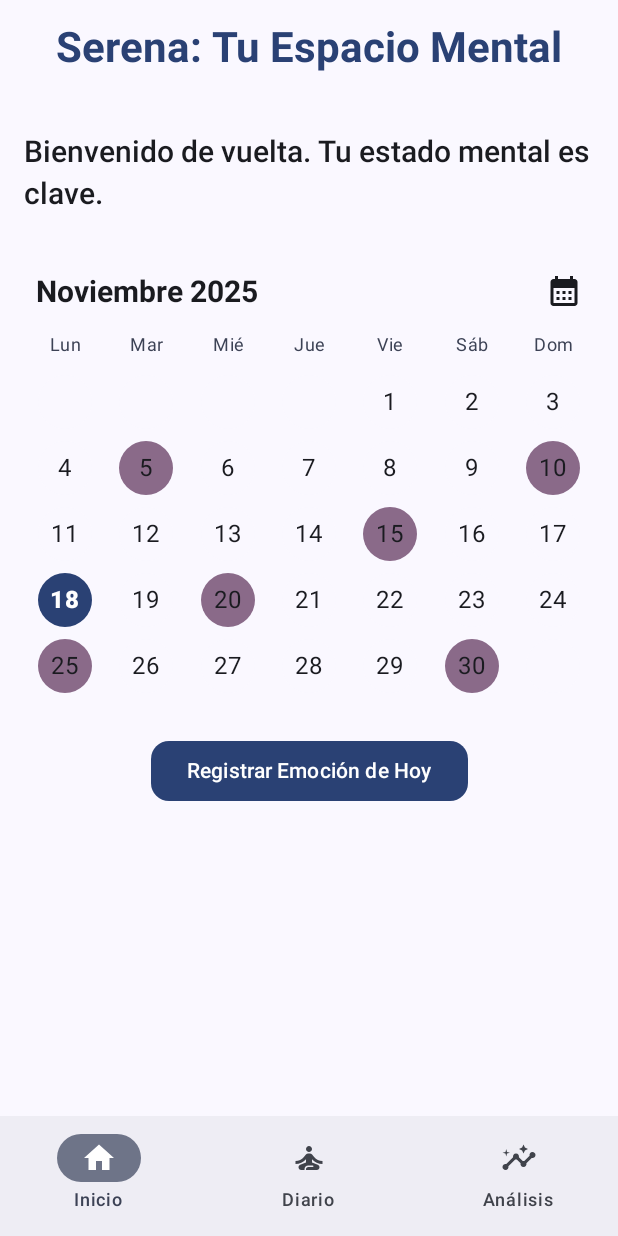
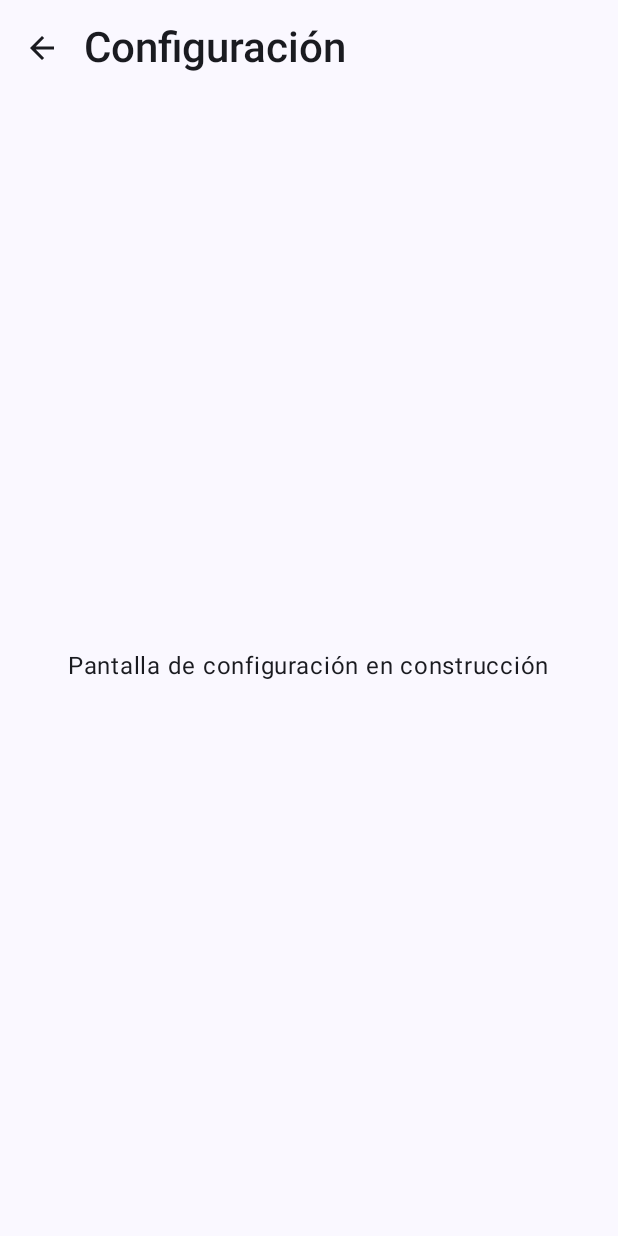
Before and after one commit to SolgreyDuocUC/Serena.sdk, an Android app built with Jetpack Compose: the HomeAppScreen screen opened through its navigation route, item 3 of the bottom bar chosen, on a phone screen of 412 x 824 dp. Run offline under Robolectric (Android 15) with nearby library versions, the phone set to English and light mode, and no system bars.

Commit message:
HomeApp configurado correctamente

```diff
--- a/app/src/main/java/com/duocuc/serena/navigation/AppNav.kt
+++ b/app/src/main/java/com/duocuc/serena/navigation/AppNav.kt
@@ -1,7 +1,22 @@
 package com.duocuc.serena.navigation
 
+import androidx.compose.foundation.background
+import androidx.compose.foundation.layout.Box
+import androidx.compose.foundation.layout.fillMaxSize
+import androidx.compose.foundation.layout.padding
+import androidx.compose.material.icons.automirrored.filled.ArrowBack
+import androidx.compose.material.icons.filled.ArrowBack
+import androidx.compose.material3.ExperimentalMaterial3Api
+import androidx.compose.material3.Icon
+import androidx.compose.material3.IconButton
+import androidx.compose.material3.MaterialTheme
+import androidx.compose.material3.Scaffold
+import androidx.compose.material3.Text
+import androidx.compose.material3.TopAppBar
 import androidx.compose.runtime.Composable
 import androidx.compose.runtime.LaunchedEffect
+import androidx.compose.ui.Alignment
+import androidx.compose.ui.Modifier
 import androidx.navigation.NavHostController
 import androidx.navigation.compose.NavHost
 import androidx.navigation.compose.composable
@@ -14,10 +29,12 @@ fun AppNav(navController1: NavHostController) {
 
     val navController = rememberNavController()
 
-    NavHost(navController = navController, startDestination = Route.Splash.path) {
-
+    NavHost(
+        navController = navController,
+        startDestination = Route.Splash.path
+    ) {
         composable(Route.Splash.path) {
-            HomeScreen()
+            SplashScreen()
             LaunchedEffect(Unit) {
                 delay(3000)
                 navController.navigate(Route.Login.path) {
@@ -54,32 +71,127 @@ fun AppNav(navController1: NavHostController) {
             HomeAppScreen(nav = navController)
         }
 
+        composable(Route.Calendar.path) {
+            HomeAppScreen(nav = navController)
+        }
+
+        composable(Route.Settings.path) {
+            SettingsScreen(onNavigateBack = { navController.popBackStack() })
+        }
+
         composable(Route.Journal.path) {
-            JournalScreen(
-                onNavigateBack = { navController.popBackStack() }
-            )
+            JournalScreen(onNavigateBack = { navController.popBackStack() })
         }
 
         composable(Route.Analysis.path) {
-            AnalysisScreen(
-                onNavigateBack = { navController.popBackStack() }
-            )
+            AnalysisScreen(onNavigateBack = { navController.popBackStack() })
         }
 
         composable(Route.Profile.path) {
-            ProfileScreen(
-                onNavigateBack = { navController.popBackStack() }
+            ProfileScreen(onNavigateBack = { navController.popBackStack() })
+        }
+    }
+}
+
+@OptIn(ExperimentalMaterial3Api::class)
+@Composable
+fun AnalysisScreen(onNavigateBack: () -> Unit) {
+    Scaffold(
+        topBar = {
+            TopAppBar(
+                title = { Text("Análisis") },
+                navigationIcon = {
+                    IconButton(onClick = onNavigateBack) {
+                        Icon(
+                            imageVector = androidx.compose.material.icons.Icons.Default.ArrowBack,
+                            contentDescription = "Volver"
+                        )
+                    }
+                }
             )
+        }
+    ) { paddingValues ->
+        Box(
+            modifier = Modifier
+                .padding(paddingValues)
+                .fillMaxSize(),
+            contentAlignment = Alignment.Center
+        ) {
+            Text("Pantalla de análisis en construcción")
+        }
+    }
+}
+
+@OptIn(ExperimentalMaterial3Api::class)
+@Composable
+fun JournalScreen(onNavigateBack: () -> Unit) {
+    Scaffold(
+        topBar = {
+            TopAppBar(
+                title = { Text("Diario emocional") },
+                navigationIcon = {
+                    IconButton(onClick = onNavigateBack) {
+                        Icon(
+                            imageVector = androidx.compose.material.icons.Icons.Default.ArrowBack,
+                            contentDescription = "Volver"
+                        )
+                    }
+                }
+            )
+        }
+    ) { paddingValues ->
+        Box(
+            modifier = Modifier
+                .padding(paddingValues)
+                .fillMaxSize(),
+            contentAlignment = Alignment.Center
+        ) {
+            Text("Pantalla de diario en construcción")
+        }
+    }
+}
+
+@OptIn(ExperimentalMaterial3Api::class)
+@Composable
+fun SettingsScreen(onNavigateBack: () -> Unit) {
+    Scaffold(
+        topBar = {
+            TopAppBar(
+                title = { Text("Configuración") },
+                navigationIcon = {
+                    IconButton(onClick = onNavigateBack) {
+                        Icon(
+                            imageVector = androidx.compose.material.icons.Icons.Default.ArrowBack,
+                            contentDescription = "Volver"
+                        )
+                    }
+                }
+            )
+        }
+    ) { paddingValues ->
+        Box(
+            modifier = Modifier
+                .padding(paddingValues)
+                .fillMaxSize(),
+            contentAlignment = Alignment.Center
+        ) {
+            Text("Pantalla de configuración en construcción")
         }
     }
 }
 
 @Composable
-fun AnalysisScreen(onNavigateBack: () -> Boolean) {
-    TODO("Not yet implemented")
+fun SplashScreen() {
+    Box(
+        modifier = Modifier
+            .fillMaxSize()
+            .background(MaterialTheme.colorScheme.primary),
+        contentAlignment = Alignment.Center
+    ) {
+        Text(
+            text = "Bienvenido a Serena",
+            style = MaterialTheme.typography.headlineSmall,
+            color = MaterialTheme.colorScheme.onPrimary
+        )
+    }
 }
-
-@Composable
-fun JournalScreen(onNavigateBack: () -> Boolean) {
-    TODO("Not yet implemented")
-}
--- a/app/src/main/java/com/duocuc/serena/navigation/Routes.kt
+++ b/app/src/main/java/com/duocuc/serena/navigation/Routes.kt
@@ -4,7 +4,11 @@ sealed class Route(val path: String) {
     object Splash : Route("splash")
     object Login : Route("login")
     object Register : Route("register")
+
     object Home : Route("home")
+    object Calendar : Route("calendar")
+    object Settings : Route("settings")
+
     object Journal : Route("journal")
     object Analysis : Route("analysis")
     object Profile : Route("profile")
--- a/app/src/main/java/com/duocuc/serena/ui/theme/screens/HomeAppScreen.kt
+++ b/app/src/main/java/com/duocuc/serena/ui/theme/screens/HomeAppScreen.kt
@@ -1,44 +1,45 @@
 package com.duocuc.serena.ui.theme.screens
 
 import androidx.compose.foundation.background
+import androidx.compose.foundation.clickable
 import androidx.compose.foundation.layout.*
+import androidx.compose.foundation.shape.CircleShape
 import androidx.compose.foundation.shape.RoundedCornerShape
 import androidx.compose.material.icons.Icons
-import androidx.compose.material.icons.filled.CalendarMonth
-import androidx.compose.material.icons.filled.Home
-import androidx.compose.material.icons.filled.Insights
-import androidx.compose.material.icons.filled.SelfImprovement
+import androidx.compose.material.icons.filled.*
 import androidx.compose.material3.*
 import androidx.compose.runtime.*
 import androidx.compose.ui.Alignment
 import androidx.compose.ui.Modifier
 import androidx.compose.ui.draw.clip
+import androidx.compose.ui.graphics.Color
+import androidx.compose.ui.graphics.vector.ImageVector
 import androidx.compose.ui.text.font.FontWeight
 import androidx.compose.ui.text.style.TextAlign
 import androidx.compose.ui.unit.dp
 import androidx.navigation.NavController
 import com.duocuc.serena.navigation.Route
 
-// ----------------------
-// MODELOS Y CONFIGURACIÓN
-// ----------------------
 data class BottomNavItem(
     val route: Route,
-    val icon: androidx.compose.ui.graphics.vector.ImageVector,
+    val icon: ImageVector,
     val label: String
 )
 
 private val bottomNavItems = listOf(
-    BottomNavItem(Route.Home, Icons.Filled.Home, "Inicio"),
-    BottomNavItem(Route.Journal, Icons.Filled.SelfImprovement, "Diario"),
-    BottomNavItem(Route.Analysis, Icons.Filled.Insights, "Análisis")
+    BottomNavItem(Route.Home, Icons.Filled.FavoriteBorder, "Diario"),
+    BottomNavItem(Route.Calendar, Icons.Filled.CalendarToday, "Calendario"),
+    BottomNavItem(Route.Settings, Icons.Filled.Settings, "Config")
 )
 
 @Composable
 fun BottomNavBar(navController: NavController) {
-    var selectedItem by remember { mutableStateOf(Route.Home.path) }
+    var selectedItem by remember { mutableStateOf(Route.Calendar.path) }
 
-    NavigationBar(containerColor = MaterialTheme.colorScheme.surfaceContainer) {
+    NavigationBar(
+        containerColor = MaterialTheme.colorScheme.surfaceContainer,
+        modifier = Modifier.height(80.dp)
+    ) {
         bottomNavItems.forEach { item ->
             NavigationBarItem(
                 icon = { Icon(item.icon, contentDescription = item.label) },
@@ -47,40 +48,86 @@ fun BottomNavBar(navController: NavController) {
                 onClick = {
                     selectedItem = item.route.path
                     navController.navigate(item.route.path) {
-                        popUpTo(Route.Home.path) { inclusive = false }
+                        popUpTo(navController.graph.startDestinationId)
                         launchSingleTop = true
                     }
-                }
+                },
+                colors = NavigationBarItemDefaults.colors(
+                    selectedIconColor = MaterialTheme.colorScheme.primary,
+                    selectedTextColor = MaterialTheme.colorScheme.primary,
+                    indicatorColor = MaterialTheme.colorScheme.primaryContainer.copy(alpha = 0.5f)
+                )
             )
         }
     }
 }
 
 @Composable
-fun CalendarView() {
-    val daysOfWeek = listOf("Lun", "Mar", "Mié", "Jue", "Vie", "Sáb", "Dom")
+fun HomeAppScreen(nav: NavController) {
+    Scaffold(
+        bottomBar = { BottomNavBar(navController = nav) }
+    ) { paddingValues ->
+        Column(
+            modifier = Modifier
+                .fillMaxSize()
+                .padding(paddingValues)
+                .background(MaterialTheme.colorScheme.background)
+                .padding(horizontal = 16.dp),
+            horizontalAlignment = Alignment.CenterHorizontally
+        ) {
+            Spacer(Modifier.height(16.dp))
+            Row(
+                modifier = Modifier.fillMaxWidth(),
+                verticalAlignment = Alignment.CenterVertically
+            ) {
+                Text(
+                    text = "Hola, Usuario",
+                    style = MaterialTheme.typography.headlineSmall,
+                    fontWeight = FontWeight.Bold
+                )
+            }
+            Text(
+                text = "Cada día es una nueva oportunidad para crecer 🏋️",
+                style = MaterialTheme.typography.bodyLarge,
+                color = Color.Gray.copy(alpha = 0.7f),
+                modifier = Modifier
+                    .fillMaxWidth()
+                    .padding(bottom = 16.dp)
+            )
+            Text(
+                text = "Calendario Emocional",
+                style = MaterialTheme.typography.headlineMedium,
+                fontWeight = FontWeight.Bold,
+                modifier = Modifier.fillMaxWidth()
+            )
+            Text(
+                text = "Visualiza y registra tus emociones cada día",
+                style = MaterialTheme.typography.bodyLarge,
+                color = Color.Gray,
+                modifier = Modifier
+                    .fillMaxWidth()
+                    .padding(bottom = 16.dp)
+            )
+            Card(
+                modifier = Modifier.fillMaxWidth(),
+                shape = RoundedCornerShape(12.dp),
+                colors = CardDefaults.cardColors(containerColor = MaterialTheme.colorScheme.surface)
+            ) {
+                CalendarContent()
+            }
+        }
+    }
+}
+
+@Composable
+fun CalendarContent() {
+    val daysOfWeek = listOf("Dom", "Lun", "Mar", "Mié", "Jue", "Vie", "Sáb")
 
     Column(
         modifier = Modifier
             .fillMaxWidth()
-            .padding(top = 16.dp)
+            .padding(16.dp)
     ) {
-        Row(
-            modifier = Modifier
-                .fillMaxWidth()
-                .padding(horizontal = 8.dp),
-            horizontalArrangement = Arrangement.SpaceBetween,
-            verticalAlignment = Alignment.CenterVertically
-        ) {
-            Text(
-                "Noviembre 2025",
-                style = MaterialTheme.typography.titleMedium,
-                fontWeight = FontWeight.Bold
-            )
-            Icon(Icons.Default.CalendarMonth, contentDescription = "Cambiar mes")
-        }
-
-        Spacer(Modifier.height(16.dp))
 
         Row(
             modifier = Modifier.fillMaxWidth(),
@@ -89,10 +136,11 @@ fun CalendarView() {
             daysOfWeek.forEach { day ->
                 Text(
                     text = day,
-                    style = MaterialTheme.typography.bodySmall,
-                    color = MaterialTheme.colorScheme.secondary,
+                    style = MaterialTheme.typography.bodyLarge,
+                    fontWeight = FontWeight.SemiBold,
+                    color = Color.Gray,
                     textAlign = TextAlign.Center,
-                    modifier = Modifier.width(36.dp)
+                    modifier = Modifier.weight(1f)
                 )
             }
         }
@@ -100,50 +148,29 @@ fun CalendarView() {
         Spacer(Modifier.height(8.dp))
 
         val dummyDays = listOf(
-            null, null, null, null, 1, 2, 3,
-            4, 5, 6, 7, 8, 9, 10,
-            11, 12, 13, 14, 15, 16, 17,
-            18, 19, 20, 21, 22, 23, 24,
-            25, 26, 27, 28, 29, 30, null
+            null, null, null, null, null, null, 1,
+            2, 3, 4, 5, 6, 7, 8,
+            9, 10, 11, 12, 13, 14, 15,
+            16, 17, 18, 19, 20, 21, 22,
+            23, 24, 25, 26, 27, 28, 29,
+            30, null, null, null, null, null, null
         )
         val rows = dummyDays.chunked(7)
-        val today = 18
+        val today = 4
+
+        BoxWithConstraints(modifier = Modifier.fillMaxWidth()) {
+            val totalWidth = this.maxWidth
+            val dayCellSize = totalWidth / 7
 
             rows.forEach { row ->
                 Row(
                     modifier = Modifier
                         .fillMaxWidth()
-                    .padding(vertical = 4.dp),
-                horizontalArrangement = Arrangement.SpaceAround
+                        .padding(vertical = 2.dp),
+                    horizontalArrangement = Arrangement.Start
                 ) {
                     row.forEach { day ->
-                    val isToday = day == today
-                    val hasEntry = day != null && day % 5 == 0
-
-                    Box(
-                        modifier = Modifier
-                            .size(36.dp)
-                            .aspectRatio(1f)
-                            .clip(RoundedCornerShape(18.dp))
-                            .background(
-                                when {
-                                    isToday -> MaterialTheme.colorScheme.primary
-                                    hasEntry -> MaterialTheme.colorScheme.tertiaryContainer
-                                    else -> MaterialTheme.colorScheme.surface
-                                }
-                            ),
-                        contentAlignment = Alignment.Center
-                    ) {
-                        if (day != null) {
-                            Text(
-                                text = day.toString(),
-                                color = if (isToday)
-                                    MaterialTheme.colorScheme.onPrimary
-                                else
-                                    MaterialTheme.colorScheme.onSurface,
-                                fontWeight = if (isToday) FontWeight.ExtraBold else FontWeight.Normal
-                            )
-                        }
+                        DayCellAlternative(day, day == today, dayCellSize)
                     }
                 }
             }
@@ -151,48 +178,39 @@ fun CalendarView() {
     }
 }
 
-@OptIn(ExperimentalMaterial3Api::class)
 @Composable
-fun HomeAppScreen(nav: NavController) {
-    Scaffold(
-        topBar = {
-            CenterAlignedTopAppBar(
-                title = {
-                    Text(
-                        "Serena: Tu Espacio Mental",
-                        color = MaterialTheme.colorScheme.primary,
-                        fontWeight = FontWeight.Bold
+fun DayCellAlternative(day: Int?, isSelected: Boolean, size: androidx.compose.ui.unit.Dp) {
+    Box(
+        modifier = Modifier
+            .width(size)
+            .height(size)
+            .padding(2.dp),
+        contentAlignment = Alignment.Center
+    ) {
+        if (day != null) {
+            val hasEntry = day > 4 && day % 3 == 0
+            Box(
+                modifier = Modifier
+                    .fillMaxSize(0.9f)
+                    .clip(CircleShape)
+                    .background(
+                        when {
+                            isSelected -> MaterialTheme.colorScheme.primary
+                            hasEntry -> MaterialTheme.colorScheme.secondaryContainer.copy(alpha = 0.5f)
+                            else -> Color.Transparent
+                        }
                     )
-                },
-                colors = TopAppBarDefaults.centerAlignedTopAppBarColors(
-                    containerColor = MaterialTheme.colorScheme.surface
-                )
-            )
-        },
-        bottomBar = { BottomNavBar(navController = nav) }
-    ) { paddingValues ->
-        Column(
-            modifier = Modifier
-                .fillMaxSize()
-                .padding(paddingValues)
-                .padding(horizontal = 16.dp),
-            horizontalAlignment = Alignment.CenterHorizontally
+                    .clickable { },
+                contentAlignment = Alignment.Center
             ) {
                 Text(
-                text = "Bienvenido de vuelta. Tu estado mental es clave.",
-                style = MaterialTheme.typography.titleMedium,
-                modifier = Modifier.padding(vertical = 25.dp)
+                    text = day.toString(),
+                    color = if (isSelected)
+                        MaterialTheme.colorScheme.onPrimary
+                    else
+                        MaterialTheme.colorScheme.onSurfaceVariant.copy(alpha = if (day < 4) 0.3f else 1f),
+                    fontWeight = if (isSelected) FontWeight.ExtraBold else FontWeight.Normal
                 )
-
-            CalendarView()
-
-            Spacer(Modifier.height(24.dp))
-
-            Button(
-                onClick = { nav.navigate(Route.Journal.path) },
-                shape = RoundedCornerShape(12.dp)
-            ) {
-                Text("Registrar Emoción de Hoy")
             }
         }
     }
--- a/gradle/libs.versions.toml
+++ b/gradle/libs.versions.toml
@@ -11,6 +11,8 @@ composeBom = "2024.09.00"
 navigationRuntimeKtx = "2.9.5"
 roomCommonJvm = "2.8.2"
 composeMaterial3 = "1.5.4"
+material3 = "1.4.0"
+foundationLayoutAndroid = "1.8.1"
 
 [libraries]
 androidx-core-ktx = { group = "androidx.core", name = "core-ktx", version.ref = "coreKtx" }
@@ -30,6 +32,8 @@ androidx-compose-material3 = { group = "androidx.compose.material3", name = "mat
 androidx-navigation-runtime-ktx = { group = "androidx.navigation", name = "navigation-runtime-ktx", version.ref = "navigationRuntimeKtx" }
 androidx-room-common-jvm = { group = "androidx.room", name = "room-common-jvm", version.ref = "roomCommonJvm" }
 compose-material3 = { group = "androidx.wear.compose", name = "compose-material3", version.ref = "composeMaterial3" }
+androidx-material3 = { group = "androidx.compose.material3", name = "material3", version.ref = "material3" }
+androidx-compose-foundation-layout-android = { group = "androidx.compose.foundation", name = "foundation-layout-android", version.ref = "foundationLayoutAndroid" }
 
 [plugins]
 android-application = { id = "com.android.application", version.ref = "agp" }
```
Also changed, not shown: app/build.gradle.kts (+12 -19 lines). Lines whose indentation alone changed are shown as unchanged.
